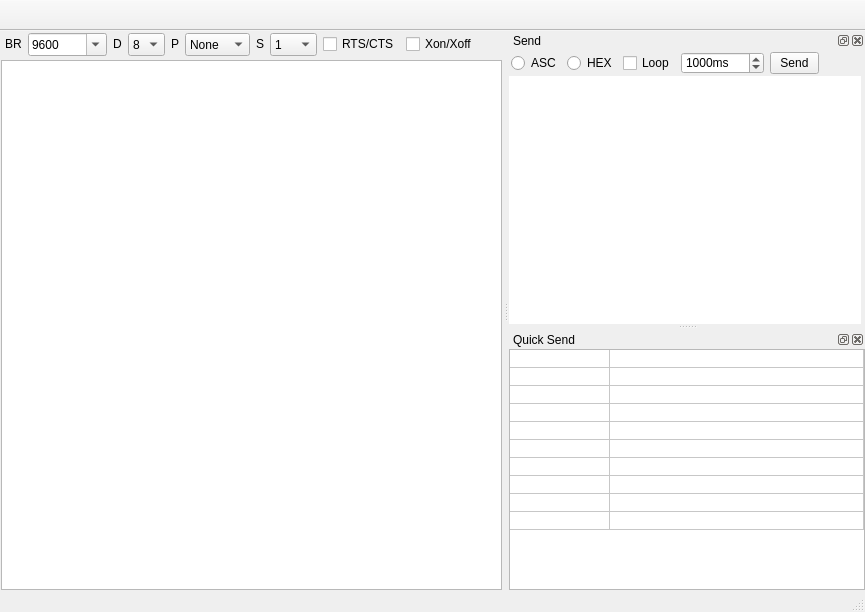
Qt form ui/mainwindow.ui (gamesun/UartVide) before a commit.
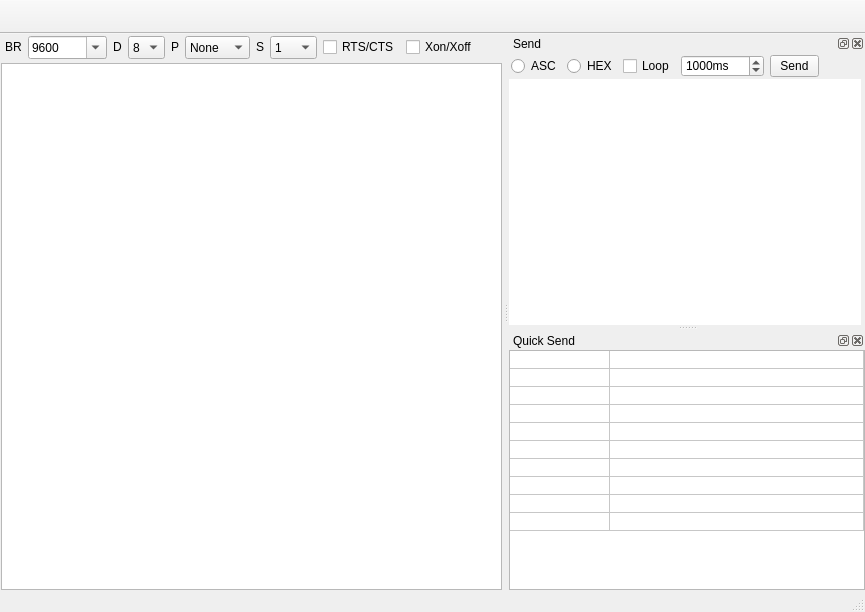
The same form after that commit.

Diff of the .ui file:
```diff
--- a/ui/mainwindow.ui
+++ b/ui/mainwindow.ui
@@ -904,13 +904,13 @@
    <property name="minimumSize">
     <size>
      <width>0</width>
-     <height>31</height>
+     <height>34</height>
     </size>
    </property>
    <property name="maximumSize">
     <size>
      <width>16777215</width>
-     <height>31</height>
+     <height>34</height>
     </size>
    </property>
    <property name="contextMenuPolicy">
```
